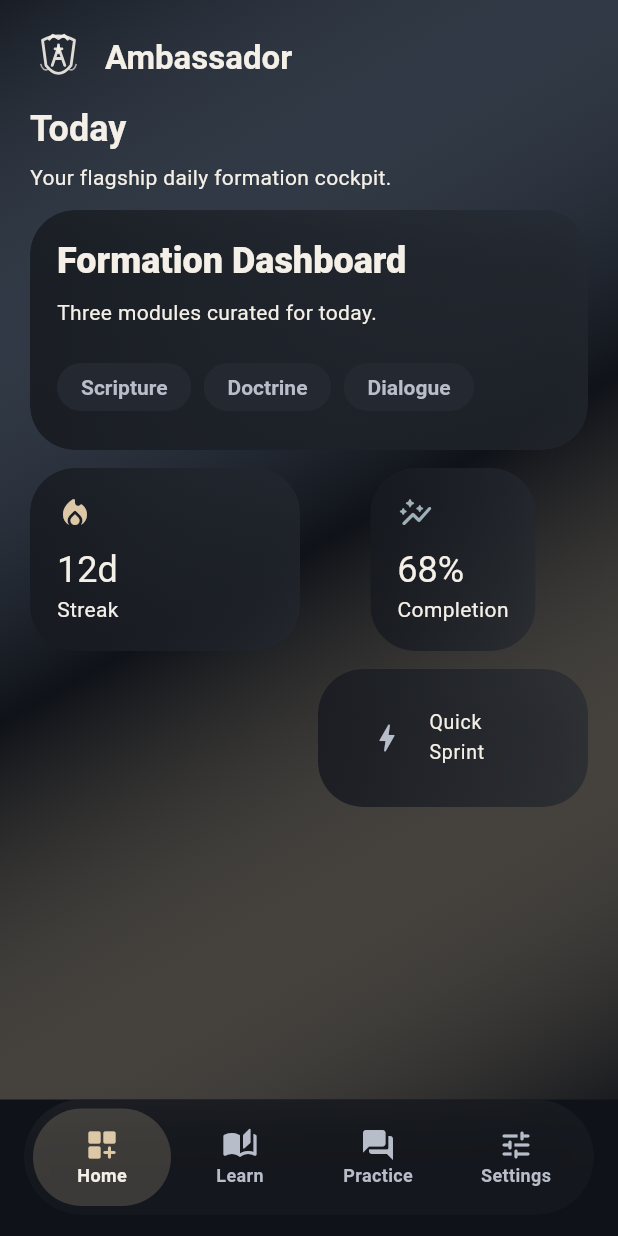
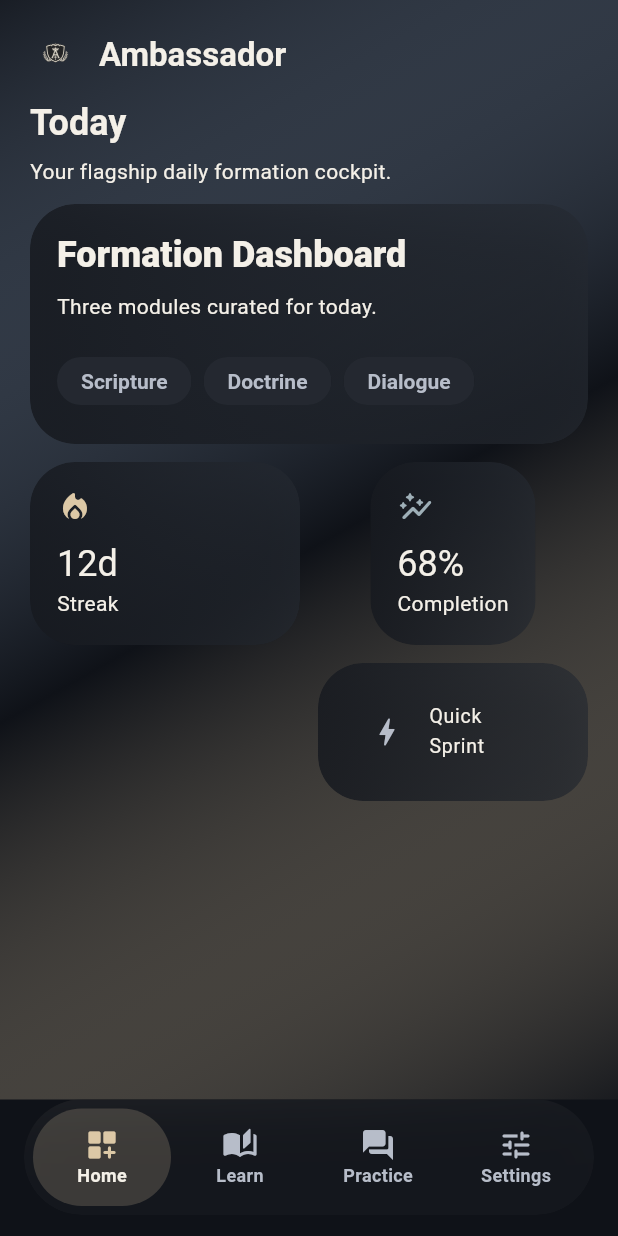
Before and after one commit to BrandonM25/ambassador-app, a Flutter app: the screen it shows after launch, scrolled down 74 dp, after a tap on "Enter Ambassador", on a phone screen of 412 x 824 dp. Run offline on Flutter 3.47's test engine with Material 3 defaults, Android fonts, the phone set to English and light mode, and no system bars; our stand-ins replace flutter_riverpod, shared_preferences.

Commit message:
Use branded crest asset across app surfaces

```diff
--- a/lib/src/core/widgets/crest_logo.dart
+++ b/lib/src/core/widgets/crest_logo.dart
@@ -8,67 +8,13 @@ class CrestLogo extends StatelessWidget {
 
   @override
   Widget build(BuildContext context) {
-    final cs = Theme.of(context).colorScheme;
-    final tone = color ?? cs.onSurface.withValues(alpha: .9);
-
     return SizedBox(
       width: size,
       height: size,
-      child: CustomPaint(
-        painter: _CrestPainter(tone),
+      child: Image.asset(
+        'assets/branding/ambassador_crest.png',
+        fit: BoxFit.contain,
       ),
     );
   }
 }
-
-class _CrestPainter extends CustomPainter {
-  _CrestPainter(this.color);
-  final Color color;
-
-  @override
-  void paint(Canvas canvas, Size size) {
-    final p = Paint()
-      ..color = color
-      ..style = PaintingStyle.stroke
-      ..strokeWidth = size.width * .05
-      ..strokeCap = StrokeCap.round
-      ..strokeJoin = StrokeJoin.round;
-
-    final shield = Path()
-      ..moveTo(size.width * .22, size.height * .18)
-      ..quadraticBezierTo(size.width * .5, size.height * .03, size.width * .78, size.height * .18)
-      ..lineTo(size.width * .72, size.height * .62)
-      ..quadraticBezierTo(size.width * .5, size.height * .9, size.width * .28, size.height * .62)
-      ..close();
-    canvas.drawPath(shield, p);
-
-    final aPath = Path()
-      ..moveTo(size.width * .39, size.height * .62)
-      ..lineTo(size.width * .5, size.height * .3)
-      ..lineTo(size.width * .61, size.height * .62)
-      ..moveTo(size.width * .43, size.height * .5)
-      ..lineTo(size.width * .57, size.height * .5);
-    canvas.drawPath(aPath, p);
-
-    canvas.drawLine(Offset(size.width * .5, size.height * .26), Offset(size.width * .5, size.height * .4), p);
-    canvas.drawLine(Offset(size.width * .44, size.height * .33), Offset(size.width * .56, size.height * .33), p);
-
-    final laurel = Paint()
-      ..color = color.withValues(alpha: .65)
-      ..style = PaintingStyle.stroke
-      ..strokeWidth = size.width * .028;
-    canvas.drawArc(Rect.fromLTWH(size.width * .18, size.height * .36, size.width * .2, size.height * .34), 1.25, 1.5, false, laurel);
-    canvas.drawArc(Rect.fromLTWH(size.width * .62, size.height * .36, size.width * .2, size.height * .34), 0.4, 1.5, false, laurel);
-
-    final crown = Path()
-      ..moveTo(size.width * .34, size.height * .16)
-      ..lineTo(size.width * .4, size.height * .09)
-      ..lineTo(size.width * .5, size.height * .15)
-      ..lineTo(size.width * .6, size.height * .09)
-      ..lineTo(size.width * .66, size.height * .16);
-    canvas.drawPath(crown, p);
-  }
-
-  @override
-  bool shouldRepaint(covariant _CrestPainter oldDelegate) => oldDelegate.color != color;
-}
--- a/lib/src/features/home/presentation/home_screen.dart
+++ b/lib/src/features/home/presentation/home_screen.dart
@@ -1,4 +1,3 @@
-import 'package:ambassador_app/src/core/widgets/crest_logo.dart';
 import 'package:ambassador_app/src/core/widgets/premium_card.dart';
 import 'package:ambassador_app/src/core/widgets/section_header.dart';
 import 'package:flutter/material.dart';
@@ -14,7 +13,18 @@ class HomeScreen extends StatelessWidget {
       child: ListView(
         padding: const EdgeInsets.all(20),
         children: [
-          Row(children: [const CrestLogo(size: 38), const SizedBox(width: 12), Text('Ambassador', style: text.titleLarge)]),
+          Row(
+            children: [
+              Image.asset(
+                'assets/branding/ambassador_crest.png',
+                width: 34,
+                height: 34,
+                fit: BoxFit.contain,
+              ),
+              const SizedBox(width: 12),
+              Text('Ambassador', style: text.titleLarge),
+            ],
+          ),
           const SizedBox(height: 12),
           const SectionHeader(title: 'Today', subtitle: 'Your flagship daily formation cockpit.'),
           const SizedBox(height: 12),
--- a/lib/src/features/onboarding/presentation/onboarding_screen.dart
+++ b/lib/src/features/onboarding/presentation/onboarding_screen.dart
@@ -1,5 +1,4 @@
 import 'package:ambassador_app/src/app/ambassador_app.dart';
-import 'package:ambassador_app/src/core/widgets/crest_logo.dart';
 import 'package:ambassador_app/src/core/widgets/premium_card.dart';
 import 'package:flutter/material.dart';
 
@@ -18,7 +17,14 @@ class OnboardingScreen extends StatelessWidget {
             Container(
               height: 280,
               decoration: BoxDecoration(borderRadius: BorderRadius.circular(36), gradient: LinearGradient(begin: Alignment.topLeft, end: Alignment.bottomRight, colors: [cs.surfaceContainerHighest.withValues(alpha: .86), cs.surface.withValues(alpha: .7)])),
-              child: const Center(child: CrestLogo(size: 130)),
+              child: Center(
+                child: Image.asset(
+                  'assets/branding/ambassador_crest.png',
+                  width: 120,
+                  height: 120,
+                  fit: BoxFit.contain,
+                ),
+              ),
             ),
             const SizedBox(height: 24),
             Text('Flagship formation, redesigned.', style: text.headlineMedium),
--- a/lib/src/features/profile/presentation/profile_screen.dart
+++ b/lib/src/features/profile/presentation/profile_screen.dart
@@ -16,7 +16,23 @@ class ProfileScreen extends ConsumerWidget {
       child: ListView(
         padding: const EdgeInsets.all(22),
         children: [
-          const SectionHeader(title: 'Profile & Settings', subtitle: 'Refined controls for your Ambassador experience.'),
+          Row(
+            children: [
+              Image.asset(
+                'assets/branding/ambassador_crest.png',
+                width: 30,
+                height: 30,
+                fit: BoxFit.contain,
+              ),
+              const SizedBox(width: 10),
+              const Expanded(
+                child: SectionHeader(
+                  title: 'Profile & Settings',
+                  subtitle: 'Refined controls for your Ambassador experience.',
+                ),
+              ),
+            ],
+          ),
           const SizedBox(height: 12),
           PremiumCard(
             child: SwitchListTile(
--- a/lib/src/features/splash/presentation/splash_screen.dart
+++ b/lib/src/features/splash/presentation/splash_screen.dart
@@ -34,7 +34,12 @@ class _SplashScreenState extends State<SplashScreen> with SingleTickerProviderSt
               child: Container(
                 padding: const EdgeInsets.all(28),
                 decoration: BoxDecoration(shape: BoxShape.circle, color: cs.surface.withValues(alpha: .42), boxShadow: [BoxShadow(color: Colors.black.withValues(alpha: .28), blurRadius: 42)]),
-                child: const CrestLogo(size: 124),
+                child: Image.asset(
+                  'assets/branding/ambassador_crest.png',
+                  width: 170,
+                  height: 170,
+                  fit: BoxFit.contain,
+                ),
               ),
             ),
           ),
--- a/pubspec.yaml
+++ b/pubspec.yaml
@@ -60,9 +60,8 @@ flutter:
   uses-material-design: true
 
   # To add assets to your application, add an assets section, like this:
-  # assets:
-  #   - images/a_dot_burr.jpeg
-  #   - images/a_dot_ham.jpeg
+  assets:
+    - assets/branding/ambassador_crest.png
 
   # An image asset can refer to one or more resolution-specific "variants", see
   # https://flutter.dev/to/resolution-aware-images
```
